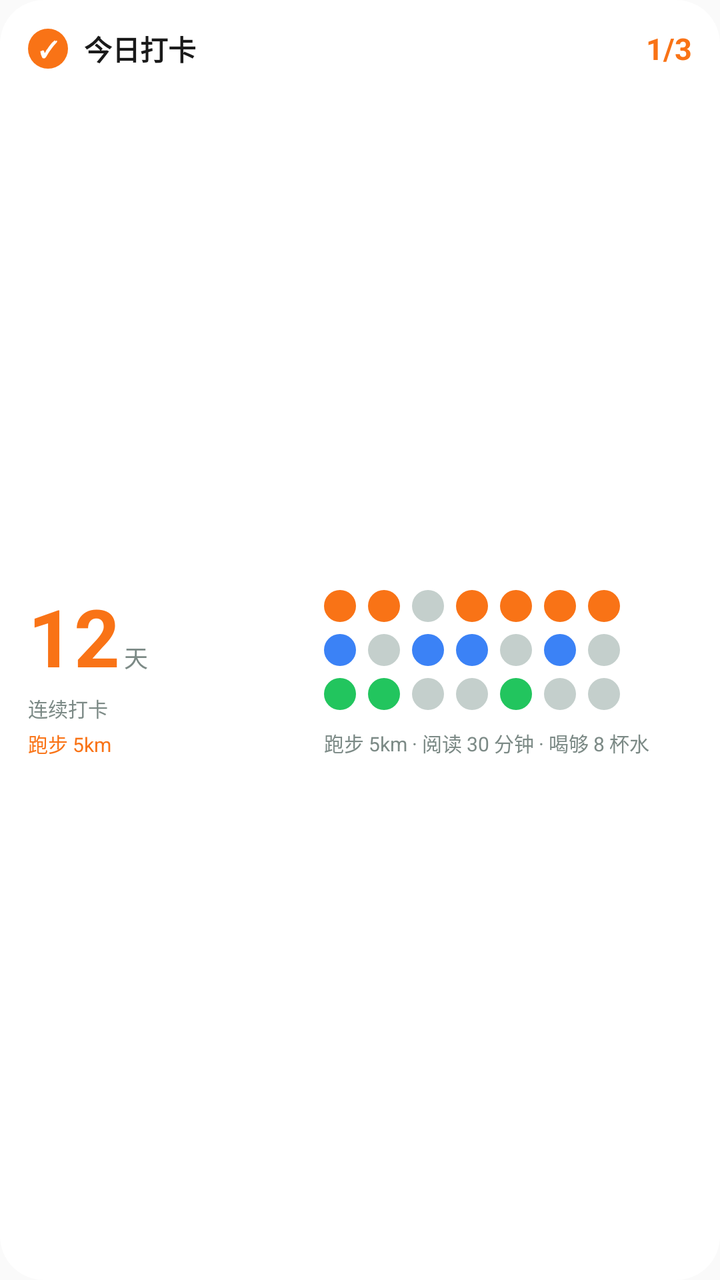
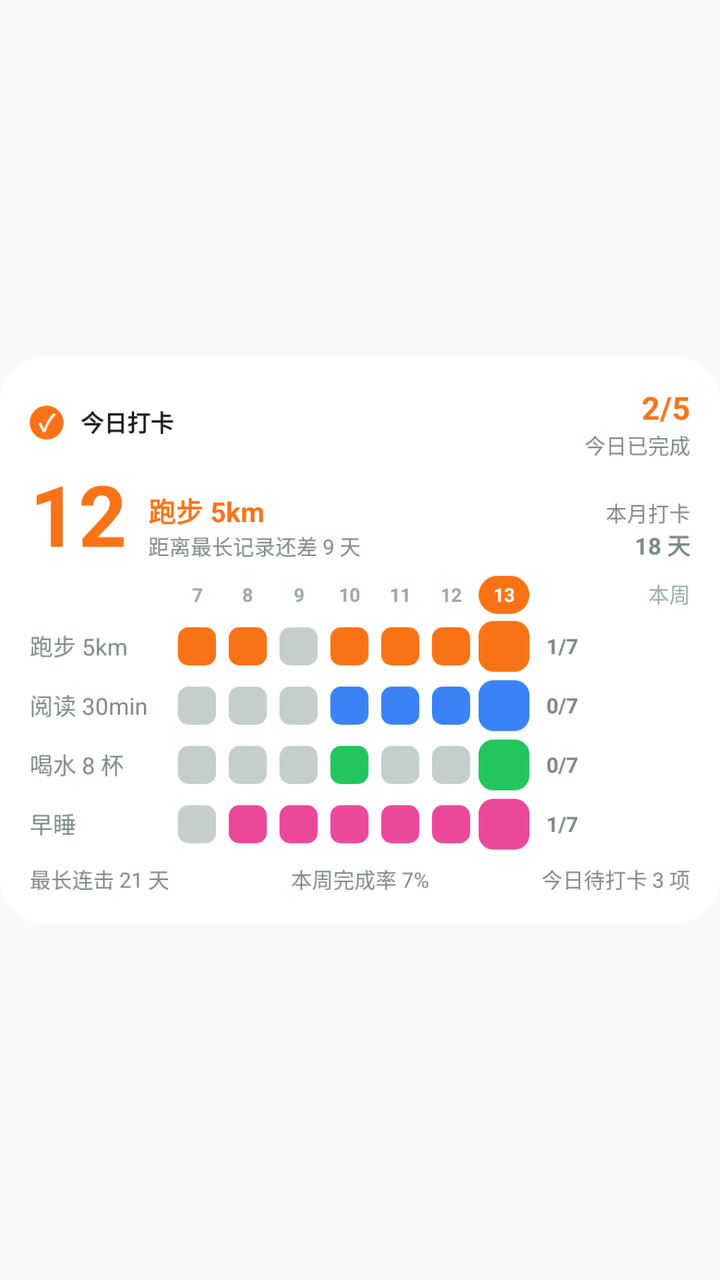

Compare the two renders of this Android layout. The source of the first and the diff that turns it into the second are given below.
<!-- AndroidManifest.xml: application theme Theme.PalmNote -->
<!-- res/layout/widget_habit_preview.xml -->
<?xml version="1.0" encoding="utf-8"?>
<LinearLayout xmlns:android="http://schemas.android.com/apk/res/android"
    android:layout_width="match_parent"
    android:layout_height="match_parent"
    android:orientation="vertical"
    android:padding="@dimen/widget_pad"
    android:background="@drawable/widget_card_round">

    <LinearLayout
        android:layout_width="match_parent"
        android:layout_height="wrap_content"
        android:orientation="horizontal"
        android:gravity="center_vertical">

        <FrameLayout
            android:layout_width="@dimen/widget_icon_badge"
            android:layout_height="@dimen/widget_icon_badge">

            <ImageView
                android:layout_width="match_parent"
                android:layout_height="match_parent"
                android:background="@drawable/widget_shape_circle"
                android:backgroundTint="@color/widget_hue_1"
                android:contentDescription="@null" />

            <TextView
                android:layout_width="match_parent"
                android:layout_height="match_parent"
                android:text="✓"
                android:textSize="11sp"
                android:textStyle="bold"
                android:textColor="#FFFFFFFF"
                android:gravity="center" />
        </FrameLayout>

        <TextView
            android:layout_width="0dp"
            android:layout_height="wrap_content"
            android:layout_weight="1"
            android:text="@string/widget_habit_title"
            android:textSize="@dimen/widget_text_title"
            android:textColor="@color/widget_v2_text_primary"
            android:textStyle="bold"
            android:layout_marginStart="8dp" />

        <TextView
            android:layout_width="wrap_content"
            android:layout_height="wrap_content"
            android:text="1/3"
            android:textSize="15sp"
            android:textStyle="bold"
            android:textColor="@color/widget_hue_1" />
    </LinearLayout>

    <LinearLayout
        android:layout_width="match_parent"
        android:layout_height="0dp"
        android:layout_weight="1"
        android:orientation="horizontal"
        android:layout_marginTop="10dp">

        <LinearLayout
            android:layout_width="132dp"
            android:layout_height="match_parent"
            android:orientation="vertical"
            android:gravity="center_vertical">

            <LinearLayout
                android:layout_width="wrap_content"
                android:layout_height="wrap_content"
                android:orientation="horizontal"
                android:gravity="bottom">

                <TextView
                    android:layout_width="wrap_content"
                    android:layout_height="wrap_content"
                    android:text="12"
                    android:textSize="40sp"
                    android:textStyle="bold"
                    android:textColor="@color/widget_hue_1" />

                <TextView
                    android:layout_width="wrap_content"
                    android:layout_height="wrap_content"
                    android:text="@string/widget_days_label"
                    android:textSize="12sp"
                    android:textColor="@color/widget_v2_text_secondary"
                    android:layout_marginStart="2dp" />
            </LinearLayout>

            <TextView
                android:layout_width="wrap_content"
                android:layout_height="wrap_content"
                android:text="@string/widget_habit_streak_label"
                android:textSize="@dimen/widget_text_micro"
                android:textColor="@color/widget_v2_text_secondary"
                android:layout_marginTop="2dp" />

            <TextView
                android:layout_width="match_parent"
                android:layout_height="wrap_content"
                android:text="@string/widget_preview_habit_1"
                android:textSize="@dimen/widget_text_micro"
                android:textColor="@color/widget_hue_1"
                android:layout_marginTop="3dp"
                android:maxLines="1"
                android:ellipsize="end" />
        </LinearLayout>

        <LinearLayout
            android:layout_width="0dp"
            android:layout_height="match_parent"
            android:layout_weight="1"
            android:orientation="vertical"
            android:gravity="center_vertical"
            android:layout_marginStart="16dp">

            
            <LinearLayout
                android:layout_width="match_parent"
                android:layout_height="wrap_content"
                android:orientation="horizontal"
                android:gravity="center_vertical"
                android:paddingVertical="3dp">

                <ImageView
                    android:layout_width="16dp"
                    android:layout_height="16dp"
                    android:background="@drawable/widget_shape_circle"
                    android:backgroundTint="@color/widget_hue_1"
                    android:contentDescription="@null" />

                <ImageView
                    android:layout_width="16dp"
                    android:layout_height="16dp"
                    android:layout_marginStart="6dp"
                    android:background="@drawable/widget_shape_circle"
                    android:backgroundTint="@color/widget_hue_1"
                    android:contentDescription="@null" />

                <ImageView
                    android:layout_width="16dp"
                    android:layout_height="16dp"
                    android:layout_marginStart="6dp"
                    android:background="@drawable/widget_shape_circle"
                    android:backgroundTint="@color/widget_v2_ring"
                    android:contentDescription="@null" />

                <ImageView
                    android:layout_width="16dp"
                    android:layout_height="16dp"
                    android:layout_marginStart="6dp"
                    android:background="@drawable/widget_shape_circle"
                    android:backgroundTint="@color/widget_hue_1"
                    android:contentDescription="@null" />

                <ImageView
                    android:layout_width="16dp"
                    android:layout_height="16dp"
                    android:layout_marginStart="6dp"
                    android:background="@drawable/widget_shape_circle"
                    android:backgroundTint="@color/widget_hue_1"
                    android:contentDescription="@null" />

                <ImageView
                    android:layout_width="16dp"
                    android:layout_height="16dp"
                    android:layout_marginStart="6dp"
                    android:background="@drawable/widget_shape_circle"
                    android:backgroundTint="@color/widget_hue_1"
                    android:contentDescription="@null" />

                <ImageView
                    android:layout_width="16dp"
                    android:layout_height="16dp"
                    android:layout_marginStart="6dp"
                    android:background="@drawable/widget_shape_circle"
                    android:backgroundTint="@color/widget_hue_1"
                    android:contentDescription="@null" />
            </LinearLayout>

            <LinearLayout
                android:layout_width="match_parent"
                android:layout_height="wrap_content"
                android:orientation="horizontal"
                android:gravity="center_vertical"
                android:paddingVertical="3dp">

                <ImageView
                    android:layout_width="16dp"
                    android:layout_height="16dp"
                    android:background="@drawable/widget_shape_circle"
                    android:backgroundTint="@color/widget_hue_2"
                    android:contentDescription="@null" />

                <ImageView
                    android:layout_width="16dp"
                    android:layout_height="16dp"
                    android:layout_marginStart="6dp"
                    android:background="@drawable/widget_shape_circle"
                    android:backgroundTint="@color/widget_v2_ring"
                    android:contentDescription="@null" />

                <ImageView
                    android:layout_width="16dp"
                    android:layout_height="16dp"
                    android:layout_marginStart="6dp"
                    android:background="@drawable/widget_shape_circle"
                    android:backgroundTint="@color/widget_hue_2"
                    android:contentDescription="@null" />

                <ImageView
                    android:layout_width="16dp"
                    android:layout_height="16dp"
                    android:layout_marginStart="6dp"
                    android:background="@drawable/widget_shape_circle"
                    android:backgroundTint="@color/widget_hue_2"
                    android:contentDescription="@null" />

                <ImageView
                    android:layout_width="16dp"
                    android:layout_height="16dp"
                    android:layout_marginStart="6dp"
                    android:background="@drawable/widget_shape_circle"
                    android:backgroundTint="@color/widget_v2_ring"
                    android:contentDescription="@null" />

                <ImageView
                    android:layout_width="16dp"
                    android:layout_height="16dp"
                    android:layout_marginStart="6dp"
                    android:background="@drawable/widget_shape_circle"
                    android:backgroundTint="@color/widget_hue_2"
                    android:contentDescription="@null" />

                <ImageView
                    android:layout_width="16dp"
                    android:layout_height="16dp"
                    android:layout_marginStart="6dp"
                    android:background="@drawable/widget_shape_circle"
                    android:backgroundTint="@color/widget_v2_ring"
                    android:contentDescription="@null" />
            </LinearLayout>

            <LinearLayout
                android:layout_width="match_parent"
                android:layout_height="wrap_content"
                android:orientation="horizontal"
                android:gravity="center_vertical"
                android:paddingVertical="3dp">

                <ImageView
                    android:layout_width="16dp"
                    android:layout_height="16dp"
                    android:background="@drawable/widget_shape_circle"
                    android:backgroundTint="@color/widget_hue_3"
                    android:contentDescription="@null" />

                <ImageView
                    android:layout_width="16dp"
                    android:layout_height="16dp"
                    android:layout_marginStart="6dp"
                    android:background="@drawable/widget_shape_circle"
                    android:backgroundTint="@color/widget_hue_3"
                    android:contentDescription="@null" />

                <ImageView
                    android:layout_width="16dp"
                    android:layout_height="16dp"
                    android:layout_marginStart="6dp"
                    android:background="@drawable/widget_shape_circle"
                    android:backgroundTint="@color/widget_v2_ring"
                    android:contentDescription="@null" />

                <ImageView
                    android:layout_width="16dp"
                    android:layout_height="16dp"
                    android:layout_marginStart="6dp"
                    android:background="@drawable/widget_shape_circle"
                    android:backgroundTint="@color/widget_v2_ring"
                    android:contentDescription="@null" />

                <ImageView
                    android:layout_width="16dp"
                    android:layout_height="16dp"
                    android:layout_marginStart="6dp"
                    android:background="@drawable/widget_shape_circle"
                    android:backgroundTint="@color/widget_hue_3"
                    android:contentDescription="@null" />

                <ImageView
                    android:layout_width="16dp"
                    android:layout_height="16dp"
                    android:layout_marginStart="6dp"
                    android:background="@drawable/widget_shape_circle"
                    android:backgroundTint="@color/widget_v2_ring"
                    android:contentDescription="@null" />

                <ImageView
                    android:layout_width="16dp"
                    android:layout_height="16dp"
                    android:layout_marginStart="6dp"
                    android:background="@drawable/widget_shape_circle"
                    android:backgroundTint="@color/widget_v2_ring"
                    android:contentDescription="@null" />
            </LinearLayout>

            <TextView
                android:layout_width="match_parent"
                android:layout_height="wrap_content"
                android:text="@string/widget_preview_habit_names"
                android:textSize="@dimen/widget_text_micro"
                android:textColor="@color/widget_v2_text_secondary"
                android:layout_marginTop="6dp"
                android:maxLines="1"
                android:ellipsize="end" />
        </LinearLayout>
    </LinearLayout>

</LinearLayout>
<!-- resources referenced by this layout -->
<resources>
  <color name="widget_hue_1">#FFF97316</color>
  <color name="widget_hue_2">#FF3B82F6</color>
  <color name="widget_hue_3">#FF22C55E</color>
  <color name="widget_v2_ring">#FFC4CFCC</color>
  <color name="widget_v2_text_primary">#FF1A1A1A</color>
  <color name="widget_v2_text_secondary">#FF7C8A86</color>
  <dimen name="widget_icon_badge">20dp</dimen>
  <dimen name="widget_pad">14dp</dimen>
  <dimen name="widget_text_micro">10sp</dimen>
  <dimen name="widget_text_title">14sp</dimen>
  <!-- drawable widget_card_round (drawable) -->
  <?xml version="1.0" encoding="utf-8"?>
  <shape xmlns:android="http://schemas.android.com/apk/res/android" android:shape="rectangle">
      <solid android:color="@color/widget_v2_card_bg" />
      <corners android:radius="22dp" />
  </shape>
  <!-- drawable widget_shape_circle (drawable) -->
  <?xml version="1.0" encoding="utf-8"?>
  <shape xmlns:android="http://schemas.android.com/apk/res/android"
      android:shape="oval">
      <solid android:color="#FFFFFF" />
  </shape>
  <string name="widget_days_label">天</string>
  <string name="widget_habit_streak_label">连续打卡</string>
  <string name="widget_habit_title">今日打卡</string>
  <string name="widget_preview_habit_1">跑步 5km</string>
  <string name="widget_preview_habit_names">跑步 5km · 阅读 30 分钟 · 喝够 8 杯水</string>
  <style name="Theme.PalmNote" parent="Theme.AppCompat.DayNight.NoActionBar">
          <item name="android:statusBarColor">@android:color/transparent</item>
          <item name="android:navigationBarColor">@android:color/transparent</item>
          <item name="android:windowLightStatusBar">true</item>
      </style>
  <color name="widget_v2_card_bg">#FFFFFFFF</color>
</resources>

<!-- the commit's change to res/layout/widget_habit_preview.xml (unified diff, before → after) -->
@@ -1,320 +1,12 @@
 <?xml version="1.0" encoding="utf-8"?>
-<LinearLayout xmlns:android="http://schemas.android.com/apk/res/android"
+<FrameLayout xmlns:android="http://schemas.android.com/apk/res/android"
     android:layout_width="match_parent"
-    android:layout_height="match_parent"
-    android:orientation="vertical"
-    android:padding="@dimen/widget_pad"
-    android:background="@drawable/widget_card_round">
+    android:layout_height="match_parent">
 
-    <LinearLayout
+    <ImageView
         android:layout_width="match_parent"
-        android:layout_height="wrap_content"
-        android:orientation="horizontal"
-        android:gravity="center_vertical">
-
-        <FrameLayout
-            android:layout_width="@dimen/widget_icon_badge"
-            android:layout_height="@dimen/widget_icon_badge">
-
-            <ImageView
-                android:layout_width="match_parent"
-                android:layout_height="match_parent"
-                android:background="@drawable/widget_shape_circle"
-                android:backgroundTint="@color/widget_hue_1"
-                android:contentDescription="@null" />
-
-            <TextView
-                android:layout_width="match_parent"
-                android:layout_height="match_parent"
-                android:text="✓"
-                android:textSize="11sp"
-                android:textStyle="bold"
-                android:textColor="#FFFFFFFF"
-                android:gravity="center" />
-        </FrameLayout>
-
-        <TextView
-            android:layout_width="0dp"
-            android:layout_height="wrap_content"
-            android:layout_weight="1"
-            android:text="@string/widget_habit_title"
-            android:textSize="@dimen/widget_text_title"
-            android:textColor="@color/widget_v2_text_primary"
-            android:textStyle="bold"
-            android:layout_marginStart="8dp" />
-
-        <TextView
-            android:layout_width="wrap_content"
-            android:layout_height="wrap_content"
-            android:text="1/3"
-            android:textSize="15sp"
-            android:textStyle="bold"
-            android:textColor="@color/widget_hue_1" />
-    </LinearLayout>
-
-    <LinearLayout
-        android:layout_width="match_parent"
-        android:layout_height="0dp"
-        android:layout_weight="1"
-        android:orientation="horizontal"
-        android:layout_marginTop="10dp">
-
-        <LinearLayout
-            android:layout_width="132dp"
-            android:layout_height="match_parent"
-            android:orientation="vertical"
-            android:gravity="center_vertical">
-
-            <LinearLayout
-                android:layout_width="wrap_content"
-                android:layout_height="wrap_content"
-                android:orientation="horizontal"
-                android:gravity="bottom">
-
-                <TextView
-                    android:layout_width="wrap_content"
-                    android:layout_height="wrap_content"
-                    android:text="12"
-                    android:textSize="40sp"
-                    android:textStyle="bold"
-                    android:textColor="@color/widget_hue_1" />
-
-                <TextView
-                    android:layout_width="wrap_content"
-                    android:layout_height="wrap_content"
-                    android:text="@string/widget_days_label"
-                    android:textSize="12sp"
-                    android:textColor="@color/widget_v2_text_secondary"
-                    android:layout_marginStart="2dp" />
-            </LinearLayout>
-
-            <TextView
-                android:layout_width="wrap_content"
-                android:layout_height="wrap_content"
-                android:text="@string/widget_habit_streak_label"
-                android:textSize="@dimen/widget_text_micro"
-                android:textColor="@color/widget_v2_text_secondary"
-                android:layout_marginTop="2dp" />
-
-            <TextView
-                android:layout_width="match_parent"
-                android:layout_height="wrap_content"
-                android:text="@string/widget_preview_habit_1"
-                android:textSize="@dimen/widget_text_micro"
-                android:textColor="@color/widget_hue_1"
-                android:layout_marginTop="3dp"
-                android:maxLines="1"
-                android:ellipsize="end" />
-        </LinearLayout>
-
-        <LinearLayout
-            android:layout_width="0dp"
-            android:layout_height="match_parent"
-            android:layout_weight="1"
-            android:orientation="vertical"
-            android:gravity="center_vertical"
-            android:layout_marginStart="16dp">
-
-            
-            <LinearLayout
-                android:layout_width="match_parent"
-                android:layout_height="wrap_content"
-                android:orientation="horizontal"
-                android:gravity="center_vertical"
-                android:paddingVertical="3dp">
-
-                <ImageView
-                    android:layout_width="16dp"
-                    android:layout_height="16dp"
-                    android:background="@drawable/widget_shape_circle"
-                    android:backgroundTint="@color/widget_hue_1"
-                    android:contentDescription="@null" />
-
-                <ImageView
-                    android:layout_width="16dp"
-                    android:layout_height="16dp"
-                    android:layout_marginStart="6dp"
-                    android:background="@drawable/widget_shape_circle"
-                    android:backgroundTint="@color/widget_hue_1"
-                    android:contentDescription="@null" />
-
-                <ImageView
-                    android:layout_width="16dp"
-                    android:layout_height="16dp"
-                    android:layout_marginStart="6dp"
-                    android:background="@drawable/widget_shape_circle"
-                    android:backgroundTint="@color/widget_v2_ring"
-                    android:contentDescription="@null" />
-
-                <ImageView
-                    android:layout_width="16dp"
-                    android:layout_height="16dp"
-                    android:layout_marginStart="6dp"
-                    android:background="@drawable/widget_shape_circle"
-                    android:backgroundTint="@color/widget_hue_1"
-                    android:contentDescription="@null" />
-
-                <ImageView
-                    android:layout_width="16dp"
-                    android:layout_height="16dp"
-                    android:layout_marginStart="6dp"
-                    android:background="@drawable/widget_shape_circle"
-                    android:backgroundTint="@color/widget_hue_1"
-                    android:contentDescription="@null" />
-
-                <ImageView
-                    android:layout_width="16dp"
-                    android:layout_height="16dp"
-                    android:layout_marginStart="6dp"
-                    android:background="@drawable/widget_shape_circle"
-                    android:backgroundTint="@color/widget_hue_1"
-                    android:contentDescription="@null" />
-
-                <ImageView
-                    android:layout_width="16dp"
-                    android:layout_height="16dp"
-                    android:layout_marginStart="6dp"
-                    android:background="@drawable/widget_shape_circle"
-                    android:backgroundTint="@color/widget_hue_1"
-                    android:contentDescription="@null" />
-            </LinearLayout>
-
-            <LinearLayout
-                android:layout_width="match_parent"
-                android:layout_height="wrap_content"
-                android:orientation="horizontal"
-                android:gravity="center_vertical"
-                android:paddingVertical="3dp">
-
-                <ImageView
-                    android:layout_width="16dp"
-                    android:layout_height="16dp"
-                    android:background="@drawable/widget_shape_circle"
-                    android:backgroundTint="@color/widget_hue_2"
-                    android:contentDescription="@null" />
-
-                <ImageView
-                    android:layout_width="16dp"
-                    android:layout_height="16dp"
-                    android:layout_marginStart="6dp"
-                    android:background="@drawable/widget_shape_circle"
-                    android:backgroundTint="@color/widget_v2_ring"
-                    android:contentDescription="@null" />
-
-                <ImageView
-                    android:layout_width="16dp"
-                    android:layout_height="16dp"
-                    android:layout_marginStart="6dp"
-                    android:background="@drawable/widget_shape_circle"
-                    android:backgroundTint="@color/widget_hue_2"
-                    android:contentDescription="@null" />
-
-                <ImageView
-                    android:layout_width="16dp"
-                    android:layout_height="16dp"
-                    android:layout_marginStart="6dp"
-                    android:background="@drawable/widget_shape_circle"
-                    android:backgroundTint="@color/widget_hue_2"
-                    android:contentDescription="@null" />
-
-                <ImageView
-                    android:layout_width="16dp"
-                    android:layout_height="16dp"
-                    android:layout_marginStart="6dp"
-                    android:background="@drawable/widget_shape_circle"
-                    android:backgroundTint="@color/widget_v2_ring"
-                    android:contentDescription="@null" />
-
-                <ImageView
-                    android:layout_width="16dp"
-                    android:layout_height="16dp"
-                    android:layout_marginStart="6dp"
-                    android:background="@drawable/widget_shape_circle"
-                    android:backgroundTint="@color/widget_hue_2"
-                    android:contentDescription="@null" />
-
-                <ImageView
-                    android:layout_width="16dp"
-                    android:layout_height="16dp"
-                    android:layout_marginStart="6dp"
-                    android:background="@drawable/widget_shape_circle"
-                    android:backgroundTint="@color/widget_v2_ring"
-                    android:contentDescription="@null" />
-            </LinearLayout>
-
-            <LinearLayout
-                android:layout_width="match_parent"
-                android:layout_height="wrap_content"
-                android:orientation="horizontal"
-                android:gravity="center_vertical"
-                android:paddingVertical="3dp">
-
-                <ImageView
-                    android:layout_width="16dp"
-                    android:layout_height="16dp"
-                    android:background="@drawable/widget_shape_circle"
-                    android:backgroundTint="@color/widget_hue_3"
-                    android:contentDescription="@null" />
-
-                <ImageView
-                    android:layout_width="16dp"
-                    android:layout_height="16dp"
-                    android:layout_marginStart="6dp"
-                    android:background="@drawable/widget_shape_circle"
-                    android:backgroundTint="@color/widget_hue_3"
-                    android:contentDescription="@null" />
-
-                <ImageView
-                    android:layout_width="16dp"
-                    android:layout_height="16dp"
-                    android:layout_marginStart="6dp"
-                    android:background="@drawable/widget_shape_circle"
-                    android:backgroundTint="@color/widget_v2_ring"
-                    android:contentDescription="@null" />
-
-                <ImageView
-                    android:layout_width="16dp"
-                    android:layout_height="16dp"
-                    android:layout_marginStart="6dp"
-                    android:background="@drawable/widget_shape_circle"
-                    android:backgroundTint="@color/widget_v2_ring"
-                    android:contentDescription="@null" />
-
-                <ImageView
-                    android:layout_width="16dp"
-                    android:layout_height="16dp"
-                    android:layout_marginStart="6dp"
-                    android:background="@drawable/widget_shape_circle"
-                    android:backgroundTint="@color/widget_hue_3"
-                    android:contentDescription="@null" />
-
-                <ImageView
-                    android:layout_width="16dp"
-                    android:layout_height="16dp"
-                    android:layout_marginStart="6dp"
-                    android:background="@drawable/widget_shape_circle"
-                    android:backgroundTint="@color/widget_v2_ring"
-                    android:contentDescription="@null" />
-
-                <ImageView
-                    android:layout_width="16dp"
-                    android:layout_height="16dp"
-                    android:layout_marginStart="6dp"
-                    android:background="@drawable/widget_shape_circle"
-                    android:backgroundTint="@color/widget_v2_ring"
-                    android:contentDescription="@null" />
-            </LinearLayout>
-
-            <TextView
-                android:layout_width="match_parent"
-                android:layout_height="wrap_content"
-                android:text="@string/widget_preview_habit_names"
-                android:textSize="@dimen/widget_text_micro"
-                android:textColor="@color/widget_v2_text_secondary"
-                android:layout_marginTop="6dp"
-                android:maxLines="1"
-                android:ellipsize="end" />
-        </LinearLayout>
-    </LinearLayout>
-
-</LinearLayout>
+        android:layout_height="match_parent"
+        android:scaleType="fitCenter"
+        android:src="@drawable/widget_preview_habit"
+        android:contentDescription="@null" />
+</FrameLayout>
<!-- resource entries referenced after the edit -->
@@ -1,37 +1,10 @@
 <!-- resources referenced by this layout -->
 <resources>
-  <color name="widget_hue_1">#FFF97316</color>
-  <color name="widget_hue_2">#FF3B82F6</color>
-  <color name="widget_hue_3">#FF22C55E</color>
-  <color name="widget_v2_ring">#FFC4CFCC</color>
-  <color name="widget_v2_text_primary">#FF1A1A1A</color>
-  <color name="widget_v2_text_secondary">#FF7C8A86</color>
-  <dimen name="widget_icon_badge">20dp</dimen>
-  <dimen name="widget_pad">14dp</dimen>
-  <dimen name="widget_text_micro">10sp</dimen>
-  <dimen name="widget_text_title">14sp</dimen>
-  <!-- drawable widget_card_round (drawable) -->
-  <?xml version="1.0" encoding="utf-8"?>
-  <shape xmlns:android="http://schemas.android.com/apk/res/android" android:shape="rectangle">
-      <solid android:color="@color/widget_v2_card_bg" />
-      <corners android:radius="22dp" />
-  </shape>
-  <!-- drawable widget_shape_circle (drawable) -->
-  <?xml version="1.0" encoding="utf-8"?>
-  <shape xmlns:android="http://schemas.android.com/apk/res/android"
-      android:shape="oval">
-      <solid android:color="#FFFFFF" />
-  </shape>
-  <string name="widget_days_label">天</string>
-  <string name="widget_habit_streak_label">连续打卡</string>
-  <string name="widget_habit_title">今日打卡</string>
-  <string name="widget_preview_habit_1">跑步 5km</string>
-  <string name="widget_preview_habit_names">跑步 5km · 阅读 30 分钟 · 喝够 8 杯水</string>
+  <!-- drawable widget_preview_habit: png bitmap (drawable-night-nodpi, 85917 bytes) -->
   <style name="Theme.PalmNote" parent="Theme.AppCompat.DayNight.NoActionBar">
           <item name="android:statusBarColor">@android:color/transparent</item>
           <item name="android:navigationBarColor">@android:color/transparent</item>
           <item name="android:windowLightStatusBar">true</item>
       </style>
-  <color name="widget_v2_card_bg">#FFFFFFFF</color>
 </resources>
 
